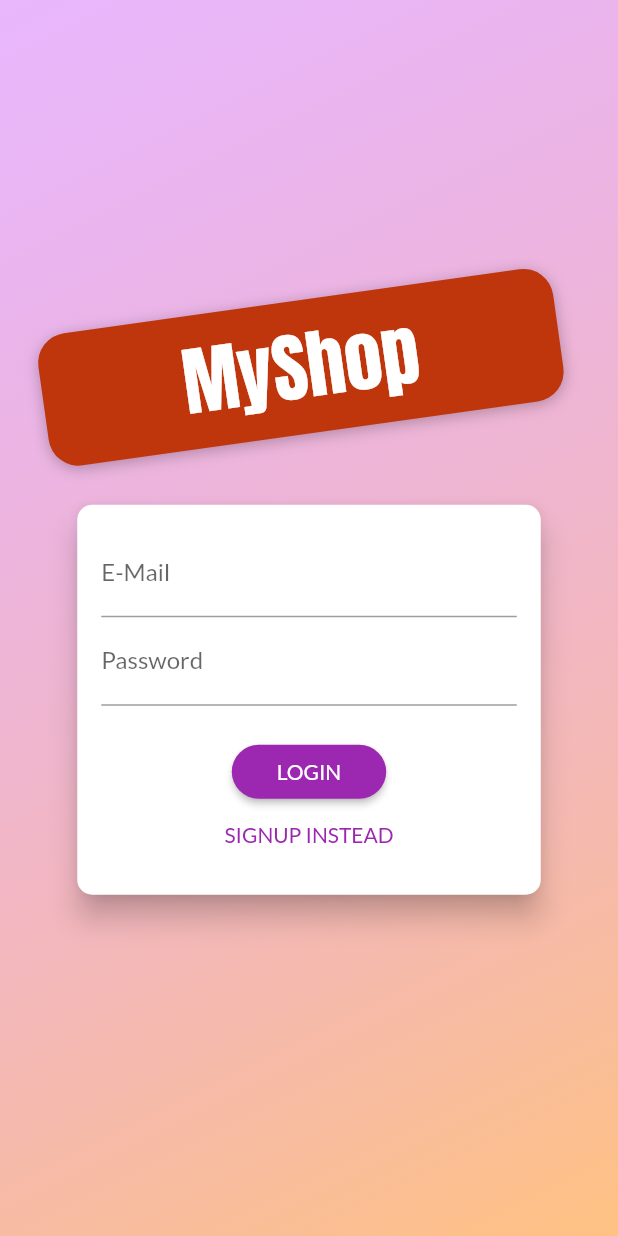
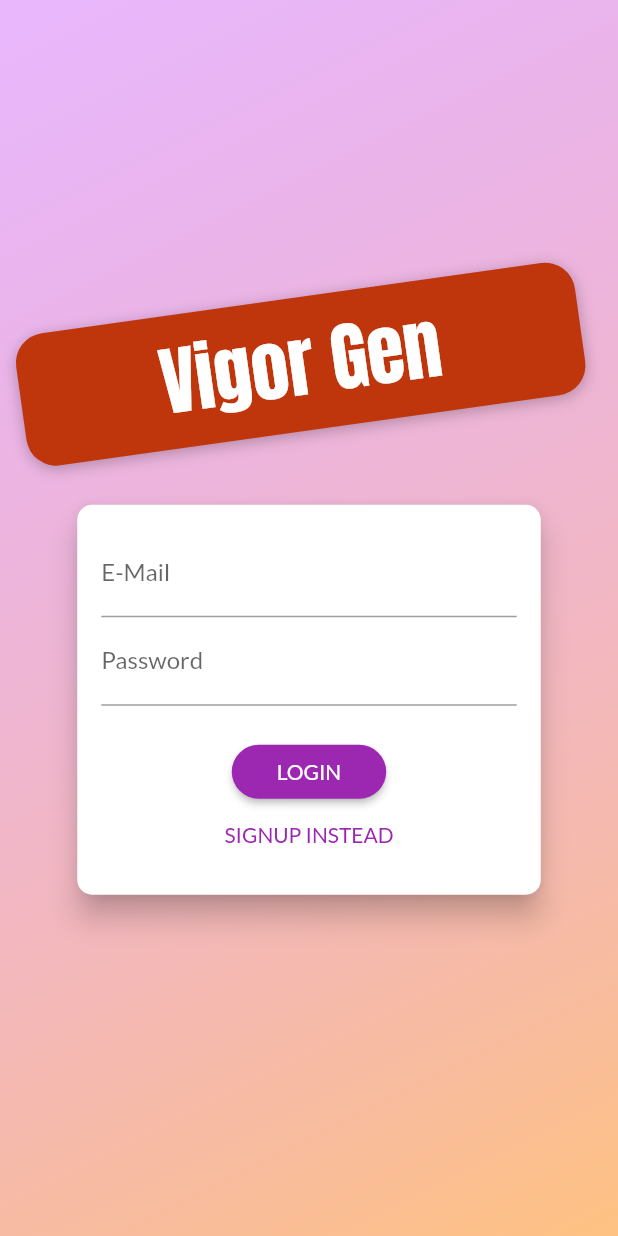
Before and after one commit to Richie1000/vigorGen-User, a Flutter app: the screen it shows after launch, on a phone screen of 412 x 824 dp. Run offline on Flutter 3.47's test engine with Material 2 defaults, Android fonts, the phone set to English and light mode, and no system bars.

```diff
--- a/lib/main.dart
+++ b/lib/main.dart
@@ -24,9 +24,14 @@ class MyApp extends StatelessWidget {
           ChangeNotifierProvider.value(
             value: Auth(),
           ),
-          ChangeNotifierProvider.value(
-            value: Products(),
-          ),
+          //This provider depends on the immediate previous provider
+          ChangeNotifierProxyProvider<Auth, Products>(
+              update: (context, auth, prevProduct) => Products(
+                    auth.token,
+                    (prevProduct == null || prevProduct.items == null)
+                        ? []
+                        : prevProduct.items,
+                  )),
           ChangeNotifierProvider.value(
             value: Cart(),
           ),
--- a/lib/providers/products.dart
+++ b/lib/providers/products.dart
@@ -42,6 +42,10 @@ class Products with ChangeNotifier {
   ];
   // var _showFavoritesOnly = false;
 
+  final String authToken;
+
+  Products(this.authToken, this._items);
+
   List<Product> get items {
     return [..._items];
   }
@@ -66,7 +70,7 @@ class Products with ChangeNotifier {
 
   Future<void> fetchAndSetProduct() async {
     Uri url = Uri.parse(
-        'https://shop-app-d00fc-default-rtdb.firebaseio.com/products.json');
+        'https://shop-app-d00fc-default-rtdb.firebaseio.com/products.json?auth=$authToken');
     try {
       final response = await http.get(url);
       final extractedData = json.decode(response.body) as Map<String, dynamic>;
--- a/lib/screens/auth_screen.dart
+++ b/lib/screens/auth_screen.dart
@@ -61,7 +61,7 @@ class AuthScreen extends StatelessWidget {
                         ],
                       ),
                       child: Text(
-                        'MyShop',
+                        'Vigor Gen',
                         style: TextStyle(
                           color:
                               Theme.of(context).accentTextTheme.headline6.color,
@@ -72,6 +72,17 @@ class AuthScreen extends StatelessWidget {
                       ),
                     ),
                   ),
+                  /* Container(
+                    child: Text(
+                      "Yout Number One Health products company",
+                      textAlign: TextAlign.center,
+                      style: TextStyle(
+                          color:
+                              Theme.of(context).accentTextTheme.headline6.color,
+                          fontSize: 16,
+                          fontFamily: "Lato"),
+                    ),
+                  ), */
                   Flexible(
                     flex: deviceSize.width > 600 ? 2 : 1,
                     child: AuthCard(),
```
